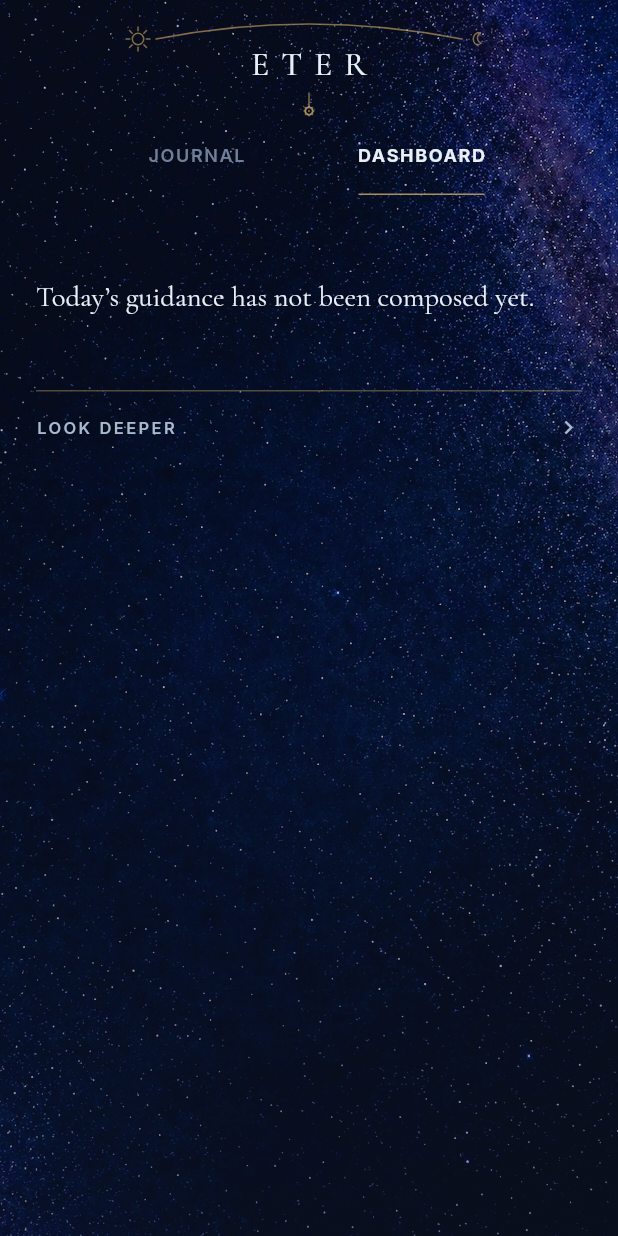
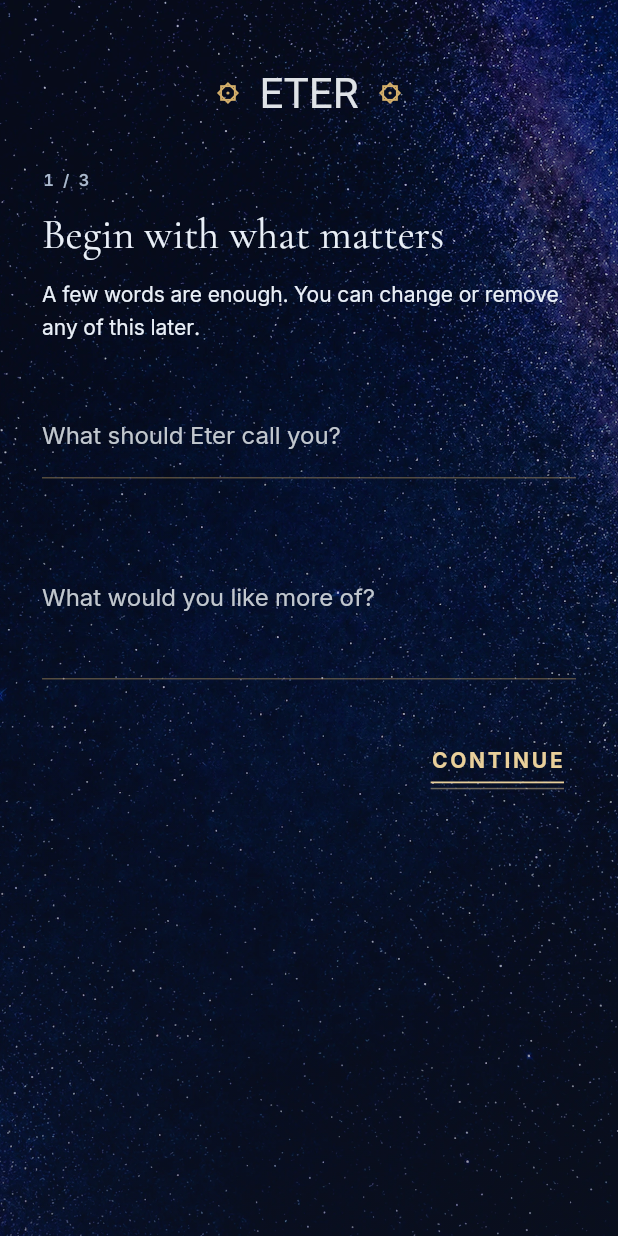
Before and after one commit to Buzka42/eter2, a Flutter app: the screen it shows after launch, on a phone screen of 412 x 824 dp. Run offline on Flutter 3.47's test engine with Material 3 defaults, Android fonts, the phone set to English and light mode, and no system bars; our stand-ins replace drift, flutter_riverpod, speech_to_text, video_player; missing offline and left inert: astronomia; accounts and stored records are empty; generated files the repository leaves out were written again.

Commit message:
Add local-first onboarding and consent gate

```diff
--- /dev/null
+++ b/app/lib/features/onboarding/onboarding_flow.dart
@@ -0,0 +1,421 @@
+import 'package:drift/drift.dart' show Value;
+import 'package:flutter/material.dart';
+
+import '../../core/controls.dart';
+import '../../core/db/app_database.dart';
+import '../../core/register.dart';
+import '../../core/theme.dart';
+import '../../core/tokens.dart';
+import '../../core/widgets.dart';
+
+class OnboardingFlow extends StatefulWidget {
+  const OnboardingFlow({
+    super.key,
+    required this.database,
+    required this.profile,
+    required this.onComplete,
+  });
+
+  final AppDatabase database;
+  final ProfileRow profile;
+  final VoidCallback onComplete;
+
+  @override
+  State<OnboardingFlow> createState() => _OnboardingFlowState();
+}
+
+class _OnboardingFlowState extends State<OnboardingFlow> {
+  final _name = TextEditingController();
+  final _intention = TextEditingController();
+  final _birthPlace = TextEditingController();
+  var _step = 0;
+  var _ai = false;
+  var _journalAi = false;
+  var _cloud = false;
+  var _saving = false;
+
+  @override
+  void initState() {
+    super.initState();
+    _name.text = widget.profile.firstName ?? '';
+    _birthPlace.text = widget.profile.birthPlace ?? '';
+  }
+
+  @override
+  void dispose() {
+    _name.dispose();
+    _intention.dispose();
+    _birthPlace.dispose();
+    super.dispose();
+  }
+
+  Future<void> _finish() async {
+    setState(() => _saving = true);
+    final now = DateTime.now().toUtc();
+    await widget.database.saveProfile(
+      widget.profile.toCompanion(true).copyWith(
+            firstName:
+                Value(_name.text.trim().isEmpty ? null : _name.text.trim()),
+            birthPlace: Value(_birthPlace.text.trim().isEmpty
+                ? null
+                : _birthPlace.text.trim()),
+            aiConsentAt: Value(_ai ? now : null),
+            journalAiConsentAt: Value(_ai && _journalAi ? now : null),
+            cloudSyncConsentAt: Value(_cloud ? now : null),
+          ),
+    );
+    await widget.database.saveIntakeAnswer(
+      key: 'primary_intention',
+      value: _intention.text.trim(),
+      tier: 'essential',
+    );
+    await widget.database.saveIntakeAnswer(
+      key: 'onboarding_complete',
+      value: 'true',
+      tier: 'essential',
+    );
+    if (mounted) widget.onComplete();
+  }
+
+  @override
+  Widget build(BuildContext context) {
+    return Scaffold(
+      body: SkyBackground(
+        child: SafeArea(
+          child: SingleChildScrollView(
+            padding: const EdgeInsets.fromLTRB(28, 44, 28, 36),
+            child: Center(
+              child: ConstrainedBox(
+                constraints: const BoxConstraints(maxWidth: 520),
+                child: SurfaceIntentScope(
+                  intent: SurfaceIntent.ritual,
+                  child: Column(
+                    crossAxisAlignment: CrossAxisAlignment.stretch,
+                    children: [
+                      const _OnboardingMark(),
+                      const SizedBox(height: EterSpace.s32),
+                      Semantics(
+                        label: 'Onboarding step ${_step + 1} of 3',
+                        child: Text(
+                          '${_step + 1} / 3',
+                          style: Theme.of(context).textTheme.labelSmall,
+                        ),
+                      ),
+                      const SizedBox(height: EterSpace.s12),
+                      AnimatedSwitcher(
+                        duration: MediaQuery.disableAnimationsOf(context)
+                            ? Duration.zero
+                            : EterMotion.durStandard,
+                        child: switch (_step) {
+                          0 => _WelcomeStep(
+                              key: const ValueKey(0),
+                              name: _name,
+                              intention: _intention,
+                            ),
+                          1 => _BirthStep(
+                              key: const ValueKey(1),
+                              profile: widget.profile,
+                              place: _birthPlace,
+                            ),
+                          _ => _ConsentStep(
+                              key: const ValueKey(2),
+                              ai: _ai,
+                              journalAi: _journalAi,
+                              cloud: _cloud,
+                              onAi: (value) => setState(() {
+                                _ai = value;
+                                if (!value) _journalAi = false;
+                              }),
+                              onJournalAi: (value) =>
+                                  setState(() => _journalAi = value),
+                              onCloud: (value) =>
+                                  setState(() => _cloud = value),
+                            ),
+                        },
+                      ),
+                      const SizedBox(height: EterSpace.s32),
+                      Wrap(
+                        alignment: WrapAlignment.spaceBetween,
+                        crossAxisAlignment: WrapCrossAlignment.center,
+                        spacing: EterSpace.s12,
+                        children: [
+                          if (_step > 0)
+                            EterAction(
+                              label: 'Back',
+                              emphasis: EterActionEmphasis.quiet,
+                              onPressed: () => setState(() => _step--),
+                            )
+                          else
+                            const SizedBox(width: 64),
+                          EterAction(
+                            label: _step == 2 ? 'Enter Eter' : 'Continue',
+                            emphasis: EterActionEmphasis.primary,
+                            busy: _saving,
+                            onPressed: _saving
+                                ? null
+                                : () {
+                                    FocusScope.of(context).unfocus();
+                                    if (_step < 2) {
+                                      setState(() => _step++);
+                                    } else {
+                                      _finish();
+                                    }
+                                  },
+                          ),
+                        ],
+                      ),
+                    ],
+                  ),
+                ),
+              ),
+            ),
+          ),
+        ),
+      ),
+    );
+  }
+}
+
+class _OnboardingMark extends StatelessWidget {
+  const _OnboardingMark();
+
+  @override
+  Widget build(BuildContext context) => Row(
+        mainAxisAlignment: MainAxisAlignment.center,
+        children: [
+          const StarOrnament(size: 18),
+          const SizedBox(width: EterSpace.s12),
+          Flexible(
+            child: FittedBox(
+              fit: BoxFit.scaleDown,
+              child: Text(
+                'ETER',
+                style: Theme.of(context).textTheme.headlineMedium,
+              ),
+            ),
+          ),
+          const SizedBox(width: EterSpace.s12),
+          const StarOrnament(size: 18),
+        ],
+      );
+}
+
+class _WelcomeStep extends StatelessWidget {
+  const _WelcomeStep({super.key, required this.name, required this.intention});
+  final TextEditingController name;
+  final TextEditingController intention;
+
+  @override
+  Widget build(BuildContext context) => _StepBody(
+        title: 'Begin with what matters',
+        intro:
+            'A few words are enough. You can change or remove any of this later.',
+        children: [
+          _LineField(controller: name, label: 'What should Eter call you?'),
+          const SizedBox(height: EterSpace.s24),
+          _LineField(
+            controller: intention,
+            label: 'What would you like more of?',
+            hint: 'Steadier energy, deeper sleep, a clearer mind…',
+            lines: 3,
+          ),
+        ],
+      );
+}
+
+class _BirthStep extends StatelessWidget {
+  const _BirthStep({
+    super.key,
+    required this.profile,
+    required this.place,
+  });
+  final ProfileRow profile;
+  final TextEditingController place;
+
+  @override
+  Widget build(BuildContext context) => _StepBody(
+        title: 'Your point of origin',
+        intro:
+            'Date supports health context and symbolic calculations. Place and exact time are optional; without them, Eter labels the chart provisional.',
+        children: [
+          Text(
+            '${profile.dob.day.toString().padLeft(2, '0')} · '
+            '${profile.dob.month.toString().padLeft(2, '0')} · '
+            '${profile.dob.year}',
+            style: Theme.of(context).textTheme.headlineSmall,
+          ),
+          const SizedBox(height: EterSpace.s24),
+          _LineField(
+            controller: place,
+            label: 'Birth place — optional',
+            hint: 'City or region',
+          ),
+          const SizedBox(height: EterSpace.s16),
+          Text(
+            'Exact birth time can be added later in the Sanctum.',
+            style: Theme.of(context).textTheme.bodySmall,
+          ),
+        ],
+      );
+}
+
+class _ConsentStep extends StatelessWidget {
+  const _ConsentStep({
+    super.key,
+    required this.ai,
+    required this.journalAi,
+    required this.cloud,
+    required this.onAi,
+    required this.onJournalAi,
+    required this.onCloud,
+  });
+  final bool ai;
+  final bool journalAi;
+  final bool cloud;
+  final ValueChanged<bool> onAi;
+  final ValueChanged<bool> onJournalAi;
+  final ValueChanged<bool> onCloud;
+
+  @override
+  Widget build(BuildContext context) => _StepBody(
+        title: 'Choose what may leave this device',
+        intro:
+            'All three choices are optional. Core journaling and local calculations still work if you decline.',
+        children: [
+          _PlainChoice(
+            title: 'AI guidance',
+            detail: 'Send selected health context to compose guidance.',
+            value: ai,
+            onChanged: onAi,
+          ),
+          _PlainChoice(
+            title: 'Journal-aware guidance',
+            detail: 'Allow included journal prose to be sent for reflection.',
+            value: journalAi,
+            enabled: ai,
+            onChanged: onJournalAi,
+          ),
+          _PlainChoice(
+            title: 'Cloud continuity',
+            detail: 'Keep an encrypted account copy for a future phone.',
+            value: cloud,
+            onChanged: onCloud,
+          ),
+        ],
+      );
+}
+
+class _StepBody extends StatelessWidget {
+  const _StepBody({
+    required this.title,
+    required this.intro,
+    required this.children,
+  });
+  final String title;
+  final String intro;
+  final List<Widget> children;
+
+  @override
+  Widget build(BuildContext context) => Column(
+        key: ValueKey(title),
+        crossAxisAlignment: CrossAxisAlignment.stretch,
+        children: [
+          Text(title, style: Theme.of(context).textTheme.displaySmall),
+          const SizedBox(height: EterSpace.s12),
+          Text(intro, style: Theme.of(context).textTheme.bodyMedium),
+          const SizedBox(height: EterSpace.s32),
+          ...children,
+        ],
+      );
+}
+
+class _LineField extends StatelessWidget {
+  const _LineField({
+    required this.controller,
+    required this.label,
+    this.hint,
+    this.lines = 1,
+  });
+  final TextEditingController controller;
+  final String label;
+  final String? hint;
+  final int lines;
+
+  @override
+  Widget build(BuildContext context) {
+    final ink = EterInk.of(context);
+    return TextField(
+      controller: controller,
+      minLines: lines,
+      maxLines: lines,
+      decoration: InputDecoration(
+        labelText: label,
+        hintText: hint,
+        filled: false,
+        border: UnderlineInputBorder(borderSide: BorderSide(color: ink.line)),
+        enabledBorder:
+            UnderlineInputBorder(borderSide: BorderSide(color: ink.line)),
+        focusedBorder:
+            UnderlineInputBorder(borderSide: BorderSide(color: ink.lineStrong)),
+      ),
+    );
+  }
+}
+
+class _PlainChoice extends StatelessWidget {
+  const _PlainChoice({
+    required this.title,
+    required this.detail,
+    required this.value,
+    required this.onChanged,
+    this.enabled = true,
+  });
+  final String title;
+  final String detail;
+  final bool value;
+  final bool enabled;
+  final ValueChanged<bool> onChanged;
+
+  @override
+  Widget build(BuildContext context) {
+    final ink = EterInk.of(context);
+    return Semantics(
+      button: true,
+      toggled: value,
+      enabled: enabled,
+      label: '$title, ${value ? 'allowed' : 'kept off'}',
+      child: InkWell(
+        onTap: enabled ? () => onChanged(!value) : null,
+        child: ConstrainedBox(
+          constraints: const BoxConstraints(minHeight: 64),
+          child: Padding(
+            padding: const EdgeInsets.symmetric(vertical: EterSpace.s12),
+            child: Row(
+              children: [
+                Expanded(
+                  child: Column(
+                    crossAxisAlignment: CrossAxisAlignment.start,
+                    children: [
+                      Text(title,
+                          style: Theme.of(context).textTheme.titleMedium),
+                      const SizedBox(height: EterSpace.s4),
+                      Text(detail,
+                          style: Theme.of(context).textTheme.bodySmall),
+                    ],
+                  ),
+                ),
+                const SizedBox(width: EterSpace.s16),
+                Text(
+                  value ? 'ALLOW' : 'OFF',
+                  style: Theme.of(context).textTheme.labelSmall?.copyWith(
+                        color: enabled ? ink.lineStrong : ink.labelMuted,
+                      ),
+                ),
+              ],
+            ),
+          ),
+        ),
+      ),
+    );
+  }
+}
--- a/app/lib/main.dart
+++ b/app/lib/main.dart
@@ -10,6 +10,7 @@ import 'core/register.dart';
 import 'core/symbolic/solar.dart';
 import 'core/theme.dart';
 import 'features/prototype/fixtures.dart';
+import 'features/onboarding/onboarding_flow.dart';
 import 'features/shell/eter_shell.dart';
 
 /// Bootstrap.
@@ -49,6 +50,8 @@ class _EterAppState extends ConsumerState<EterApp> {
   Timer? _phaseTimer;
   DateTime? _scheduledBoundary;
   Stream<ProfileRow?>? _profileStream;
+  Future<Map<String, IntakeAnswerRow>>? _intakeFuture;
+  bool _onboardingCompletedNow = false;
 
   @override
   void dispose() {
@@ -107,6 +110,7 @@ class _EterAppState extends ConsumerState<EterApp> {
         );
         final register = EterRegister.resolve(mode, phase);
         final night = register == EterRegister.night;
+        final intakeFuture = _intakeFuture ??= db.loadIntakeAnswers();
         return MaterialApp(
           title: 'Eter',
           debugShowCheckedModeBanner: false,
@@ -115,7 +119,27 @@ class _EterAppState extends ConsumerState<EterApp> {
           themeMode: night ? ThemeMode.dark : ThemeMode.light,
           home: EterRegisterScope(
             register: register,
-            child: EterShell(startSurface: profile?.startSurface ?? 'dashboard'),
+            child: profile == null
+                ? const SizedBox.shrink()
+                : FutureBuilder<Map<String, IntakeAnswerRow>>(
+                    future: intakeFuture,
+                    builder: (context, intake) {
+                      if (!intake.hasData) return const SizedBox.shrink();
+                      final complete = _onboardingCompletedNow ||
+                          intake.data?['onboarding_complete']?.value == 'true';
+                      if (!complete) {
+                        return OnboardingFlow(
+                          database: db,
+                          profile: profile,
+                          onComplete: () =>
+                              setState(() => _onboardingCompletedNow = true),
+                        );
+                      }
+                      return EterShell(
+                        startSurface: profile.startSurface,
+                      );
+                    },
+                  ),
           ),
         );
       },
```
Also changed, not shown: 2 other files.
